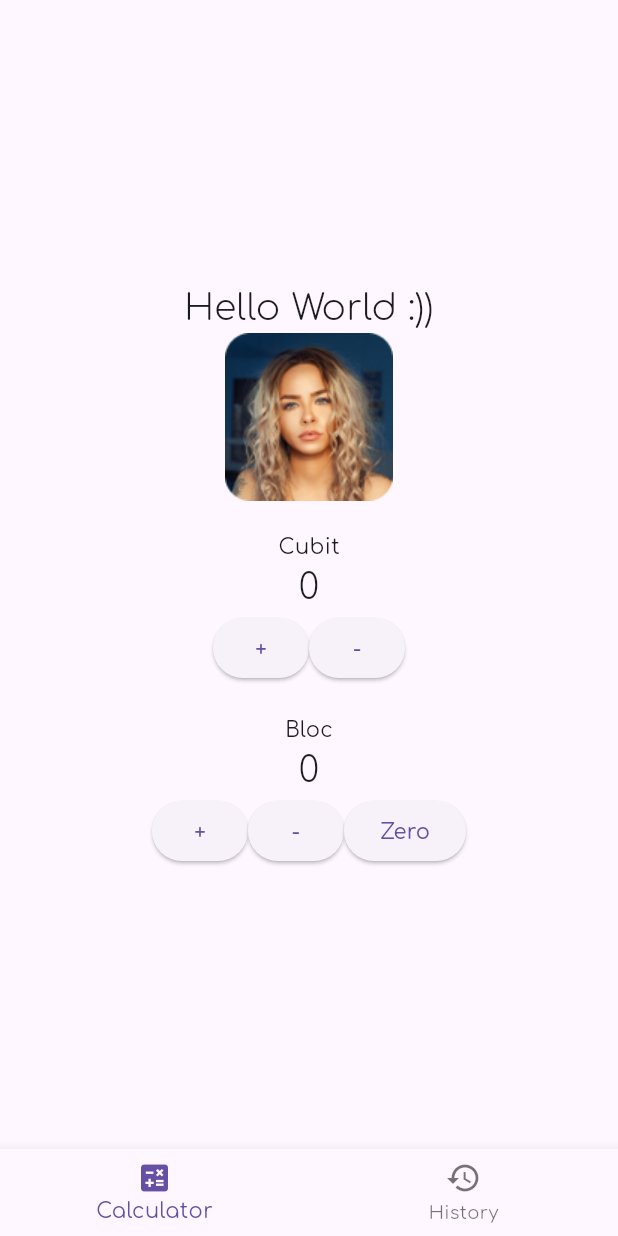
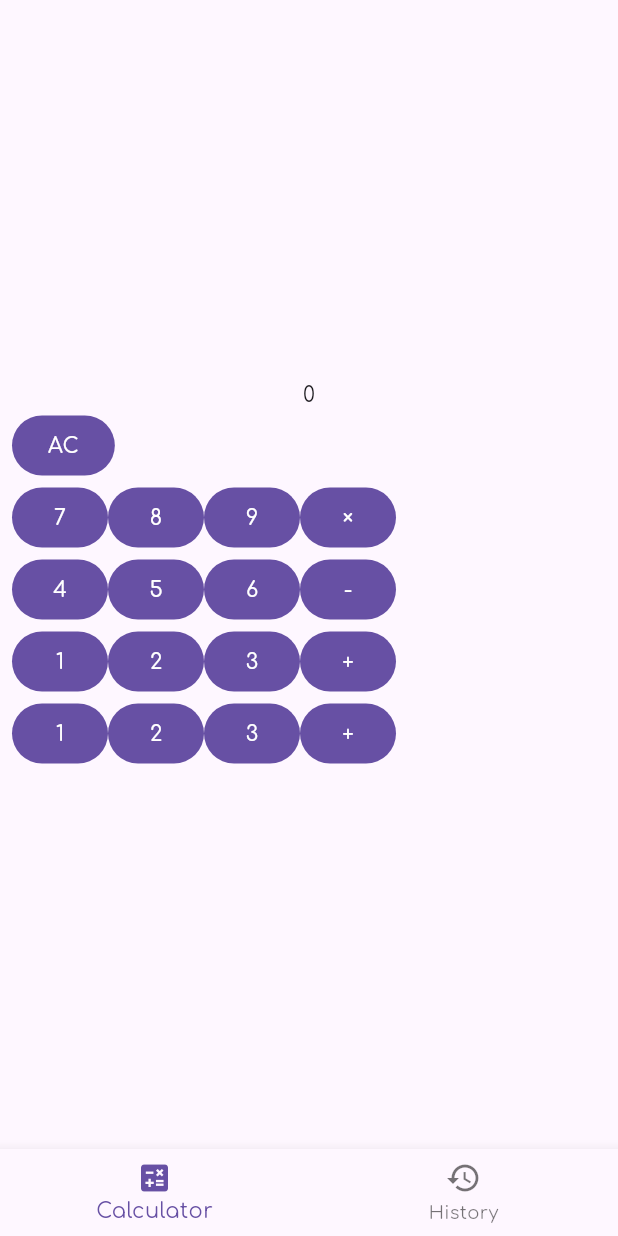
Before and after one commit to ShyrokyiOleksandr/j_calc, a Flutter app: the screen it shows after launch, on a phone screen of 412 x 824 dp. Run offline on Flutter 3.47's test engine with Material 3 defaults, Android fonts, the light colour scheme and no system bars; our stand-ins replace flutter_bloc, go_router.

Commit message:
start calculator

```diff
--- a/lib/presentation/app/my_app.dart
+++ b/lib/presentation/app/my_app.dart
@@ -4,7 +4,6 @@ import 'package:j_calc/core/router.dart';
 import 'package:j_calc/l10n/app_localizations.dart';
 import 'package:j_calc/presentation/app/theme.dart';
 import 'package:j_calc/presentation/features/calculator/cubit/calculator_cubit.dart';
-import 'package:j_calc/presentation/features/calculator/bloc/calculator_bloc.dart';
 
 class MyApp extends StatelessWidget {
   const MyApp({super.key});
@@ -12,10 +11,7 @@ class MyApp extends StatelessWidget {
   @override
   Widget build(BuildContext context) {
     return MultiBlocProvider(
-      providers: [
-        BlocProvider(create: (context) => CalculatorCubit()),
-        BlocProvider(create: (context) => CalculatorBloc()),
-      ],
+      providers: [BlocProvider(create: (context) => CalculatorCubit())],
       child: MaterialApp.router(
         supportedLocales: [Locale('en'), Locale('uk')],
         localizationsDelegates: AppLocalizations.localizationsDelegates,
--- a/lib/presentation/features/calculator/bloc/calculator_bloc.dart
+++ /dev/null
@@ -1,24 +0,0 @@
-import 'dart:async';
-
-import 'package:flutter_bloc/flutter_bloc.dart';
-import 'package:j_calc/presentation/features/calculator/bloc/calculator_events.dart';
-
-class CalculatorBloc extends Bloc<CounterEvent, int> {
-  CalculatorBloc() : super(0) {
-    on<IncrementCounter>(_onIncrement);
-    on<DecrementCounter>(_onDecrement);
-    on<ResetCounter>(_onReset);
-  }
-
-  FutureOr<void> _onIncrement(IncrementCounter event, Emitter<int> emit) {
-    emit(state + 1);
-  }
-
-  FutureOr<void> _onDecrement(DecrementCounter event, Emitter<int> emit) {
-    emit(state - 1);
-  }
-
-  FutureOr<void> _onReset(ResetCounter event, Emitter<int> emit) {
-    emit(0);
-  }
-}
--- a/lib/presentation/features/calculator/bloc/calculator_events.dart
+++ /dev/null
@@ -1,9 +0,0 @@
-abstract class CounterEvent {
-  const CounterEvent();
-}
-
-class IncrementCounter extends CounterEvent {}
-
-class DecrementCounter extends CounterEvent {}
-
-class ResetCounter extends CounterEvent {}
--- a/lib/presentation/features/calculator/calculator_screen.dart
+++ b/lib/presentation/features/calculator/calculator_screen.dart
@@ -1,11 +1,7 @@
 import 'package:flutter/material.dart';
 import 'package:flutter_bloc/flutter_bloc.dart';
-import 'package:j_calc/core/app_images.dart';
-import 'package:j_calc/presentation/common/extensions/build_context_ext.dart';
-import 'package:j_calc/presentation/features/calculator/bloc/calculator_bloc.dart';
-import 'package:j_calc/presentation/features/calculator/bloc/calculator_events.dart';
-import 'package:j_calc/presentation/features/calculator/calculator_state.dart';
 import 'package:j_calc/presentation/features/calculator/cubit/calculator_cubit.dart';
+import 'package:j_calc/presentation/features/calculator/cubit/calculator_state.dart';
 
 class CalculatorScreen extends StatelessWidget {
   const CalculatorScreen({super.key});
@@ -14,68 +10,133 @@ class CalculatorScreen extends StatelessWidget {
 
   @override
   Widget build(BuildContext context) {
+    return BlocBuilder<CalculatorCubit, CalculatorState>(
+      builder: (context, state) {
         return Scaffold(
-      body: Center(
+          body: Padding(
+            padding: const EdgeInsets.all(8.0),
             child: Column(
               mainAxisAlignment: MainAxisAlignment.center,
               children: [
-            Text(
-              context.l10n.helloWorld,
-              style: TextStyle(fontSize: 24, fontWeight: FontWeight.w300),
-            ),
-            Image.asset(AppImages.tiolochka),
-            const SizedBox(height: 20),
-            Text('Cubit'),
-            BlocBuilder<CalculatorCubit, CalculatorState>(
-              builder: (context, state) {
-                if (state.isLoading) {
-                  return const CircularProgressIndicator.adaptive();
-                }
-
-                return Text(
-                  state.value.toString(),
-                  style: TextStyle(fontSize: 24, fontWeight: FontWeight.w300),
-                );
+                Text(state.input),
+                Column(
+                  children: [
+                    Row(
+                      children: [
+                        FilledButton(
+                          onPressed: () {
+                            context.read<CalculatorCubit>().clear();
                           },
-            ),
-
-            Row(
-              mainAxisAlignment: MainAxisAlignment.center,
-              children: [
-                ElevatedButton(
-                  onPressed: () => context.read<CalculatorCubit>().increment(),
-                  child: Text('+'),
-                ),
-                ElevatedButton(
-                  onPressed: () => context.read<CalculatorCubit>().decrement(),
-                  child: Text('-'),
+                          child: Text('AC'),
                         ),
                       ],
                     ),
-            const SizedBox(height: 20),
-            Text('Bloc'),
-            BlocBuilder<CalculatorBloc, int>(
-              builder: (context, state) {
-                return Text(
-                  state.toString(),
-                  style: TextStyle(fontSize: 24, fontWeight: FontWeight.w300),
-                );
+                    Row(
+                      children: [
+                        FilledButton(
+                          onPressed: () {
+                            context.read<CalculatorCubit>().composeDigit('7');
                           },
+                          child: Text('7'),
+                        ),
+                        FilledButton(
+                          onPressed: () {
+                            context.read<CalculatorCubit>().composeDigit('8');
+                          },
+                          child: Text('8'),
+                        ),
+                        FilledButton(
+                          onPressed: () {
+                            context.read<CalculatorCubit>().composeDigit('9');
+                          },
+                          child: Text('9'),
+                        ),
+                        FilledButton(
+                          onPressed: () {
+                            context.read<CalculatorCubit>().composeDigit('×');
+                          },
+                          child: Text('×'),
+                        ),
+                      ],
                     ),
                     Row(
-              mainAxisAlignment: MainAxisAlignment.center,
                       children: [
-                ElevatedButton(
-                  onPressed: () => context.read<CalculatorBloc>().add(IncrementCounter()),
+                        FilledButton(
+                          onPressed: () {
+                            context.read<CalculatorCubit>().composeDigit('4');
+                          },
+                          child: Text('4'),
+                        ),
+                        FilledButton(
+                          onPressed: () {
+                            context.read<CalculatorCubit>().composeDigit('5');
+                          },
+                          child: Text('5'),
+                        ),
+                        FilledButton(
+                          onPressed: () {
+                            context.read<CalculatorCubit>().composeDigit('6');
+                          },
+                          child: Text('6'),
+                        ),
+                        FilledButton(onPressed: () {}, child: Text('-')),
+                      ],
+                    ),
+                    Row(
+                      children: [
+                        FilledButton(
+                          onPressed: () {
+                            context.read<CalculatorCubit>().composeDigit('1');
+                          },
+                          child: Text('1'),
+                        ),
+                        FilledButton(
+                          onPressed: () {
+                            context.read<CalculatorCubit>().composeDigit('2');
+                          },
+                          child: Text('2'),
+                        ),
+                        FilledButton(
+                          onPressed: () {
+                            context.read<CalculatorCubit>().composeDigit('3');
+                          },
+                          child: Text('3'),
+                        ),
+                        FilledButton(
+                          onPressed: () {
+                            context.read<CalculatorCubit>().composeDigit('+');
+                          },
                           child: Text('+'),
                         ),
-                ElevatedButton(
-                  onPressed: () => context.read<CalculatorBloc>().add(DecrementCounter()),
-                  child: Text('-'),
+                      ],
                     ),
-                ElevatedButton(
-                  onPressed: () => context.read<CalculatorBloc>().add(ResetCounter()),
-                  child: Text('Zero'),
+                    Row(
+                      children: [
+                        FilledButton(
+                          onPressed: () {
+                            context.read<CalculatorCubit>().composeDigit('1');
+                          },
+                          child: Text('1'),
+                        ),
+                        FilledButton(
+                          onPressed: () {
+                            context.read<CalculatorCubit>().composeDigit('2');
+                          },
+                          child: Text('2'),
+                        ),
+                        FilledButton(
+                          onPressed: () {
+                            context.read<CalculatorCubit>().composeDigit('3');
+                          },
+                          child: Text('3'),
+                        ),
+                        FilledButton(
+                          onPressed: () {
+                            context.read<CalculatorCubit>().composeDigit('+');
+                          },
+                          child: Text('+'),
+                        ),
+                      ],
                     ),
                   ],
                 ),
@@ -83,5 +144,7 @@ class CalculatorScreen extends StatelessWidget {
             ),
           ),
         );
+      },
+    );
   }
 }
--- a/lib/presentation/features/calculator/calculator_state.dart
+++ /dev/null
@@ -1,20 +0,0 @@
-class CalculatorState {
-  bool isLoading;
-  final int value;
-
-  CalculatorState({required this.isLoading, required this.value});
-
-  @override
-  bool operator ==(covariant CalculatorState other) {
-    if (identical(this, other)) return true;
-
-    return other.isLoading == isLoading && other.value == value;
-  }
-
-  @override
-  int get hashCode => isLoading.hashCode ^ value.hashCode;
-
-  CalculatorState copyWith({bool? isLoading, Exception? error, int? value}) {
-    return CalculatorState(isLoading: isLoading ?? this.isLoading, value: value ?? this.value);
-  }
-}
--- /dev/null
+++ b/lib/presentation/features/calculator/cubit/calculator_state.dart
@@ -0,0 +1,70 @@
+// ignore_for_file: public_member_api_docs, sort_constructors_first
+
+class CalculatorState {
+  // Calculator input
+  final String input;
+
+  // Parsing result
+  final double firstNumber;
+  final double secondNumber;
+  final CalculatorOperation operation;
+
+  // Calculation result
+  final double result;
+
+  CalculatorState({
+    required this.input,
+    required this.firstNumber,
+    required this.secondNumber,
+    required this.operation,
+    required this.result,
+  });
+
+  factory CalculatorState.initial() {
+    return CalculatorState(
+      input: '0',
+      firstNumber: 0,
+      secondNumber: 0,
+      operation: CalculatorOperation.add,
+      result: 0,
+    );
+  }
+
+  CalculatorState copyWith({
+    String? input,
+    double? firstNumber,
+    double? secondNumber,
+    CalculatorOperation? operation,
+    double? result,
+  }) {
+    return CalculatorState(
+      input: input ?? this.input,
+      firstNumber: firstNumber ?? this.firstNumber,
+      secondNumber: secondNumber ?? this.secondNumber,
+      operation: operation ?? this.operation,
+      result: result ?? this.result,
+    );
+  }
+
+  @override
+  bool operator ==(covariant CalculatorState other) {
+    if (identical(this, other)) return true;
+
+    return other.input == input &&
+        other.firstNumber == firstNumber &&
+        other.secondNumber == secondNumber &&
+        other.operation == operation &&
+        other.result == result;
+  }
+
+  @override
+  int get hashCode {
+    return input.hashCode ^
+        firstNumber.hashCode ^
+        secondNumber.hashCode ^
+        operation.hashCode ^
+        result.hashCode;
+  }
+}
+
+enum CalculatorOperation { add, subtract, multiply, divide }
```
Also changed, not shown: lib/presentation/features/calculator/cubit/calculator_cubit.dart (+9 -18 lines). Lines whose indentation alone changed are shown as unchanged.
